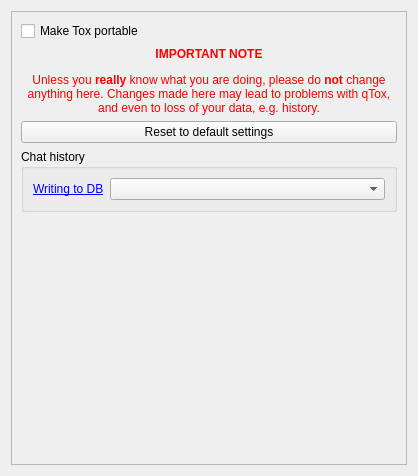
Above: src/widget/form/settings/advancedsettings.ui from qTox/qTox before the change. Below: the same form after it.
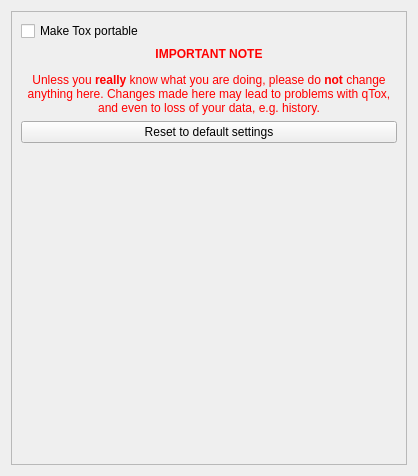
That is the form after the change. Custom widgets are drawn as their Qt base class.

Commit message:
Implement new SQLCipher based database and history
qTox will automatically import the old history on startup.

This new database code is much more robust.
It is very resilient and will not corrupt or disappear after a crash or
power failure, unlike the old code.
The on-disk database format is also much more compact now.

The database sync option in the advanced settings has been removed,
we know run many database operations asynchronously so performance
should not be a problem anymore, but we always ensure resiliency
in case of abrupt termination, so there is no tradeoff anymore.

The edit to the form file:
```diff
--- a/src/widget/form/settings/advancedsettings.ui
+++ b/src/widget/form/settings/advancedsettings.ui
@@ -24,8 +24,8 @@
        <rect>
         <x>0</x>
         <y>0</y>
-        <width>396</width>
-        <height>454</height>
+        <width>398</width>
+        <height>456</height>
        </rect>
       </property>
       <layout class="QVBoxLayout" name="verticalLayout_2">
@@ -62,39 +62,6 @@
          </property>
         </widget>
        </item>
-       <item alignment="Qt::AlignTop">
-        <widget class="QGroupBox" name="historyGroup">
-         <property name="title">
-          <string>Chat history</string>
-         </property>
-         <layout class="QVBoxLayout" name="verticalLayout_3">
-          <item>
-           <layout class="QHBoxLayout" name="horizontalLayout">
-            <item>
-             <widget class="QLabel" name="dbLabel">
-              <property name="text">
-               <string>&lt;html&gt;&lt;head/&gt;&lt;body&gt;&lt;p&gt;&lt;a href=&quot;http://www.sqlite.org/pragma.html#pragma_synchronous&quot;&gt;&lt;span style=&quot; text-decoration: underline; color:#0000ff;&quot;&gt;Writing to DB&lt;/span&gt;&lt;/a&gt;&lt;/p&gt;&lt;/body&gt;&lt;/html&gt;</string>
-              </property>
-              <property name="textFormat">
-               <enum>Qt::RichText</enum>
-              </property>
-             </widget>
-            </item>
-            <item>
-             <widget class="QComboBox" name="syncTypeComboBox">
-              <property name="sizePolicy">
-               <sizepolicy hsizetype="Expanding" vsizetype="Fixed">
-                <horstretch>0</horstretch>
-                <verstretch>0</verstretch>
-               </sizepolicy>
-              </property>
-             </widget>
-            </item>
-           </layout>
-          </item>
-         </layout>
-        </widget>
-       </item>
        <item>
         <spacer name="verticalSpacer">
          <property name="orientation">
```
The commit also changes 30 other files.
